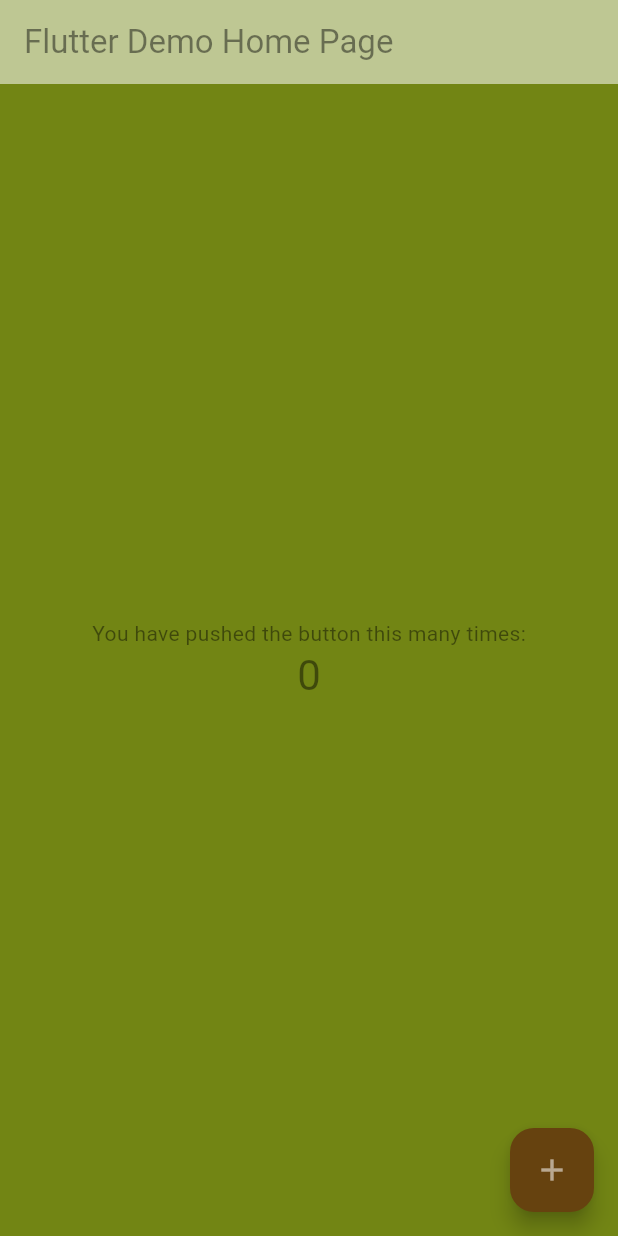
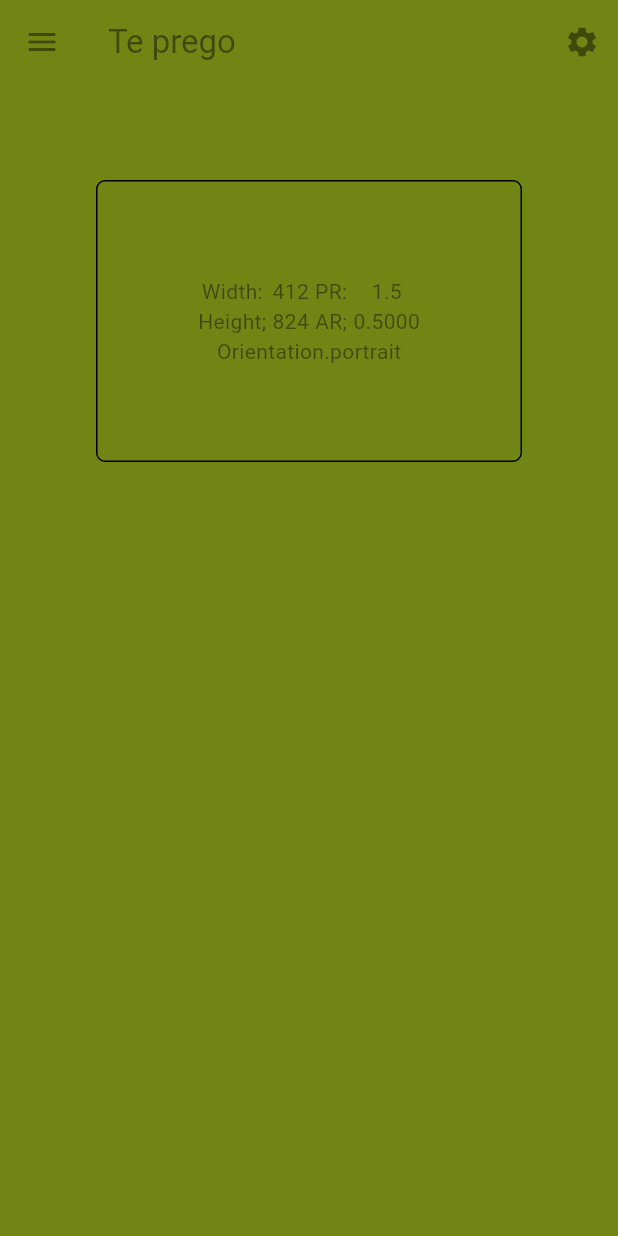
Before and after one commit to LQ95/ingsw_frontend, a Flutter app: the screen it shows after launch, on a phone screen of 412 x 824 dp. Run offline on Flutter 3.47's test engine with Material 2 defaults, Android fonts, the phone set to English and light mode, and no system bars.

Commit message:
Inizio pagina di login

```diff
--- /dev/null
+++ b/lib/login.dart
@@ -0,0 +1,67 @@
+import 'package:flutter/material.dart';
+
+
+class LoginHomePage extends StatefulWidget{
+  final String title = "Te prego";
+
+  const LoginHomePage({super.key});
+
+  @override
+  LoginHomePageState createState() => LoginHomePageState();
+
+}
+
+class LoginHomePageState extends State <LoginHomePage> {
+  @override
+  Widget build(BuildContext context) {
+
+    int width = MediaQuery.of(context).size.width.toInt();
+    int height = MediaQuery.of(context).size.height.toInt();
+    double devicePixelRatio = MediaQuery.of(context).devicePixelRatio;
+    String aspectRatio = MediaQuery.of(context).size.aspectRatio.toStringAsFixed(4);
+    Orientation orientation = MediaQuery.of(context).orientation;
+
+    return Scaffold(
+      drawer: const Drawer(),
+      appBar: AppBar(
+          title: Text(widget.title),
+          actions: <Widget>[
+            IconButton(
+              icon: const Icon(Icons.settings),
+              onPressed: () => {},
+            )
+          ]
+      ),
+      body: Column(
+        children: <Widget>[
+          Padding(
+            padding: const EdgeInsets.all(64),
+            child: DecoratedBox(
+                decoration: BoxDecoration(
+                  border: Border.all(width: 1),
+                  borderRadius: const BorderRadius.all(Radius.circular(6)),
+                ),
+                child: Padding(
+                    padding: const EdgeInsets.all(64),
+                    child: Column(
+                      children: <Widget>[
+                        Row(
+                          mainAxisAlignment: MainAxisAlignment.spaceEvenly,
+                          children: <Widget>[
+                            const Column( children: <Widget>[Text("Width:"), Text("Height;")],),
+                            Column( children: <Widget>[Text(width.toString()), Text(height.toString())],),
+                            const Column( children: <Widget>[Text("PR:"), Text("AR;")],),
+                            Column( children: <Widget>[Text(devicePixelRatio.toString()), Text(aspectRatio)],),
+                          ],
+                        ),
+                        Text(orientation.toString()),
+                      ],
+                    )
+                )
+            ),
+          ),
+        ],
+      ),
+    );
+  }
+}
--- a/lib/main.dart
+++ b/lib/main.dart
@@ -1,9 +1,9 @@
 import 'package:flutter/cupertino.dart';
 import 'package:flutter/material.dart';
 
-void main() {
-  runApp(const MyApp());
-}//Provaaaaa
+import 'login.dart';
+
+void main() => runApp(MyApp());
 
 class MyApp extends StatelessWidget {
   const MyApp({super.key});
@@ -14,116 +14,13 @@ class MyApp extends StatelessWidget {
     return MaterialApp(
       title: 'Flutter Demo',
       theme: ThemeData(
-        // This is the theme of your application.
-        //
-        // TRY THIS: Try running your application with "flutter run". You'll see
-        // the application has a blue toolbar. Then, without quitting the app,
-        // try changing the seedColor in the colorScheme below to Colors.green
-        // and then invoke "hot reload" (save your changes or press the "hot
-        // reload" button in a Flutter-supported IDE, or press "r" if you used
-        // the command line to start the app).
-        //
-        // Notice that the counter didn't reset back to zero; the application
-        // state is not lost during the reload. To reset the state, use hot
-        // restart instead.
-        //
-        // This works for code too, not just values: Most code changes can be
-        // tested with just a hot reload.
-        colorScheme: ColorScheme(brightness:Brightness.light,primary:Color(0xFF66420f),
+        colorScheme: const ColorScheme(brightness:Brightness.light,primary:Color(0xFF66420f),
             background:Color(0xFFeac953),error:CupertinoColors.lightBackgroundGray,onBackground:Colors.black,
             onError:Color(0xFFa81528),onPrimary:Colors.white54,onSecondary:Colors.black45,onSurface:Colors.black45,
         secondary:Color(0xFFC89117),surface:Color(0xFF728514)),
         useMaterial3: true,
       ),
-      home: const MyHomePage(title: 'Flutter Demo Home Page'),
+      home: const LoginHomePage(),
     );
   }
 }
-
-class MyHomePage extends StatefulWidget {
-  const MyHomePage({super.key, required this.title});
-
-  // This widget is the home page of your application. It is stateful, meaning
-  // that it has a State object (defined below) that contains fields that affect
-  // how it looks.
-
-  // This class is the configuration for the state. It holds the values (in this
-  // case the title) provided by the parent (in this case the App widget) and
-  // used by the build method of the State. Fields in a Widget subclass are
-  // always marked "final".
-
-  final String title;
-
-  @override
-  State<MyHomePage> createState() => _MyHomePageState();
-}
-
-class _MyHomePageState extends State<MyHomePage> {
-  int _counter = 0;
-
-  void _incrementCounter() {
-    setState(() {
-      // This call to setState tells the Flutter framework that something has
-      // changed in this State, which causes it to rerun the build method below
-      // so that the display can reflect the updated values. If we changed
-      // _counter without calling setState(), then the build method would not be
-      // called again, and so nothing would appear to happen.
-      _counter++;
-    });
-  }
-
-  @override
-  Widget build(BuildContext context) {
-    // This method is rerun every time setState is called, for instance as done
-    // by the _incrementCounter method above.
-    //
-    // The Flutter framework has been optimized to make rerunning build methods
-    // fast, so that you can just rebuild anything that needs updating rather
-    // than having to individually change instances of widgets.
-    return Scaffold(
-      appBar: AppBar(
-        // TRY THIS: Try changing the color here to a specific color (to
-        // Colors.amber, perhaps?) and trigger a hot reload to see the AppBar
-        // change color while the other colors stay the same.
-        backgroundColor: Theme.of(context).colorScheme.inversePrimary,
-        // Here we take the value from the MyHomePage object that was created by
-        // the App.build method, and use it to set our appbar title.
-        title: Text(widget.title),
-      ),
-      body: Center(
-        // Center is a layout widget. It takes a single child and positions it
-        // in the middle of the parent.
-        child: Column(
-          // Column is also a layout widget. It takes a list of children and
-          // arranges them vertically. By default, it sizes itself to fit its
-          // children horizontally, and tries to be as tall as its parent.
-          //
-          // Column has various properties to control how it sizes itself and
-          // how it positions its children. Here we use mainAxisAlignment to
-          // center the children vertically; the main axis here is the vertical
-          // axis because Columns are vertical (the cross axis would be
-          // horizontal).
-          //
-          // TRY THIS: Invoke "debug painting" (choose the "Toggle Debug Paint"
-          // action in the IDE, or press "p" in the console), to see the
-          // wireframe for each widget.
-          mainAxisAlignment: MainAxisAlignment.center,
-          children: <Widget>[
-            const Text(
-              'You have pushed the button this many times:',
-            ),
-            Text(
-              '$_counter',
-              style: Theme.of(context).textTheme.headlineMedium,
-            ),
-          ],
-        ),
-      ),
-      floatingActionButton: FloatingActionButton(
-        onPressed: _incrementCounter,
-        tooltip: 'Increment',
-        child: const Icon(Icons.add),
-      ), // This trailing comma makes auto-formatting nicer for build methods.
-    );
-  }
-}
```
